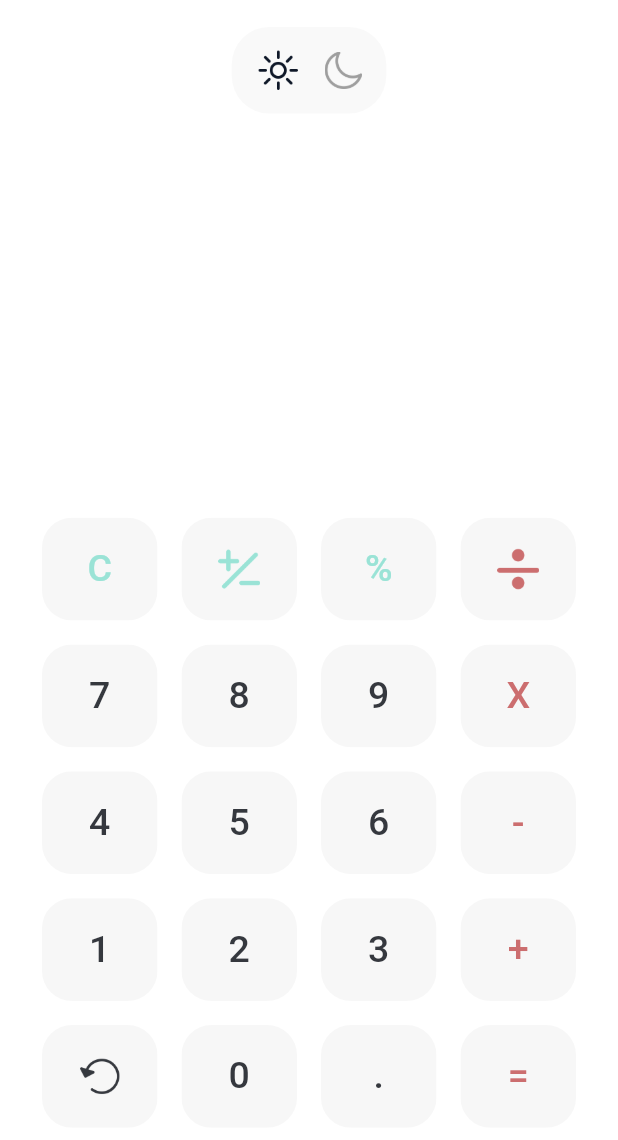
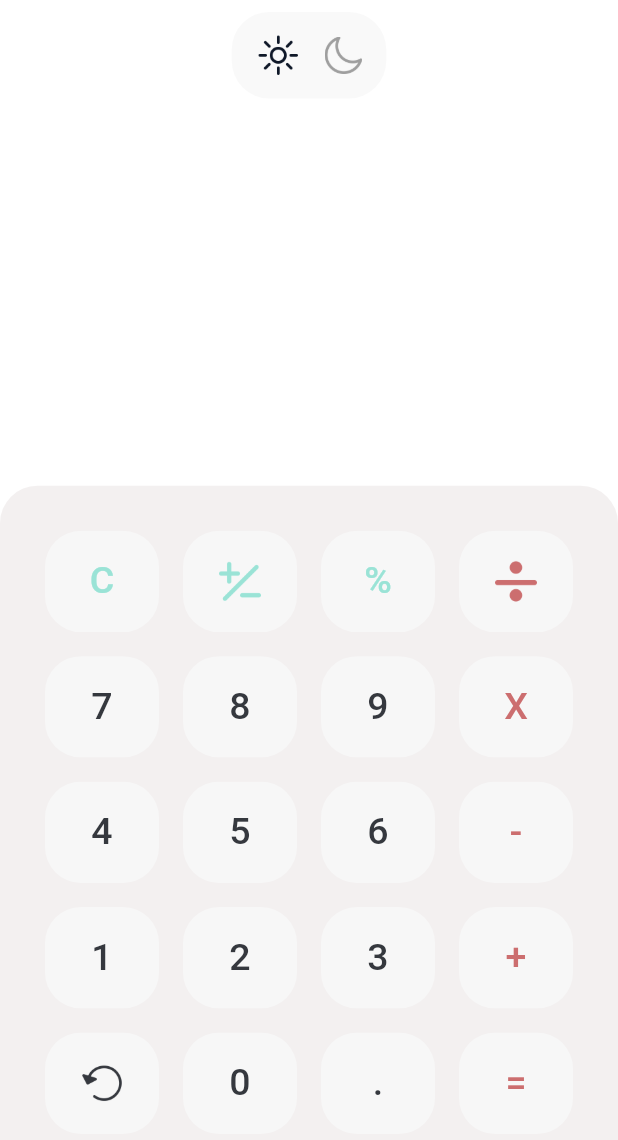
Before and after one commit to 32rohith/calculator, a Flutter app: the screen it shows after launch, on a phone screen of 412 x 824 dp. Shown: the top 1140 px of the screen. Run offline on Flutter 3.47's test engine with Material 3 defaults, Android fonts, the phone set to English and light mode, and no system bars; our stand-ins replace math_expressions.

Commit message:
final commit

```diff
--- a/calculator/lib/components/display.dart
+++ b/calculator/lib/components/display.dart
@@ -1,11 +1,13 @@
 
-// ignore_for_file: library_private_types_in_public_api
+// ignore_for_file: library_private_types_in_public_api, prefer_const_constructors
 
 import 'package:calculator/components/my_layout.dart';
 import 'package:flutter/material.dart';
 import 'package:math_expressions/math_expressions.dart';
+import 'package:provider/provider.dart';
 
 import '../models/digits.dart';
+import '../theme/theme_provider.dart';
 import 'my_area.dart';
 
 class Display extends StatefulWidget {
@@ -21,6 +23,7 @@ class _DisplayState extends State<Display> {
 
   @override
   Widget build(BuildContext context) {
+    ThemeProvider themeProvider = Provider.of<ThemeProvider>(context);
     Color? textColor;
     return Expanded(
       child: Column(
@@ -38,6 +41,12 @@ class _DisplayState extends State<Display> {
           ),
           Expanded(
               flex: 2,
+              child: Container(
+                 decoration: BoxDecoration(
+               borderRadius: BorderRadius.only(topLeft: Radius.circular(25), topRight: Radius.circular(25)),
+              color: (themeProvider.isDarkMode) ? const Color.fromARGB(255, 24, 20, 20) : const Color.fromARGB(255, 243, 240, 240)
+            ),
+            padding: const EdgeInsets.all(12),
                 child: Padding(
                     padding: const EdgeInsets.fromLTRB(10.0, 10.0, 10.0, 0),
                     child: MyLayout(
@@ -45,6 +54,8 @@ class _DisplayState extends State<Display> {
                         resultsText: resultsText,
                         computingText: computingText)),
               ),
+            ),
+
         ],
       ),
     );
@@ -90,11 +101,11 @@ class _DisplayState extends State<Display> {
     context: context,
     builder: (BuildContext context) {
       return AlertDialog(
-        title: Text("ERROR!"),
+        title: const Text("ERROR!"),
         content: Text(errorMessage),
         actions: <Widget>[
           TextButton(
-            child: Text('OK'),
+            child: const Text('OK'),
             onPressed: () {
               Navigator.of(context).pop(); // Close the dialog
             },
--- a/calculator/lib/components/my_button.dart
+++ b/calculator/lib/components/my_button.dart
@@ -22,9 +22,9 @@ class MyButton extends StatelessWidget {
     return GestureDetector(
       onTap: function,
       child: Padding(
-        padding: const EdgeInsets.all(8.0),
+        padding: const EdgeInsets.all(8),
         child: ClipRRect(
-            borderRadius: BorderRadius.circular(20),
+            borderRadius: BorderRadius.circular(24),
             child: Container(
               color: color,
               child: Center(
--- a/calculator/lib/pages/home_page.dart
+++ b/calculator/lib/pages/home_page.dart
@@ -8,9 +8,7 @@ class HomePage extends StatelessWidget {
   Widget build(BuildContext context) {
     return SafeArea(
       child: Scaffold(
-        body: Padding(
-          padding: const EdgeInsets.all(10),
-          child: SizedBox(
+        body: SizedBox(
             height: MediaQuery.sizeOf(context).height,
             width: MediaQuery.sizeOf(context).width,
             child: const Column(
@@ -21,7 +19,6 @@ class HomePage extends StatelessWidget {
             ),
           ),
         ),
-      ),
-    );
+      );
   }
 }
```
Lines whose indentation alone changed are shown as unchanged.
